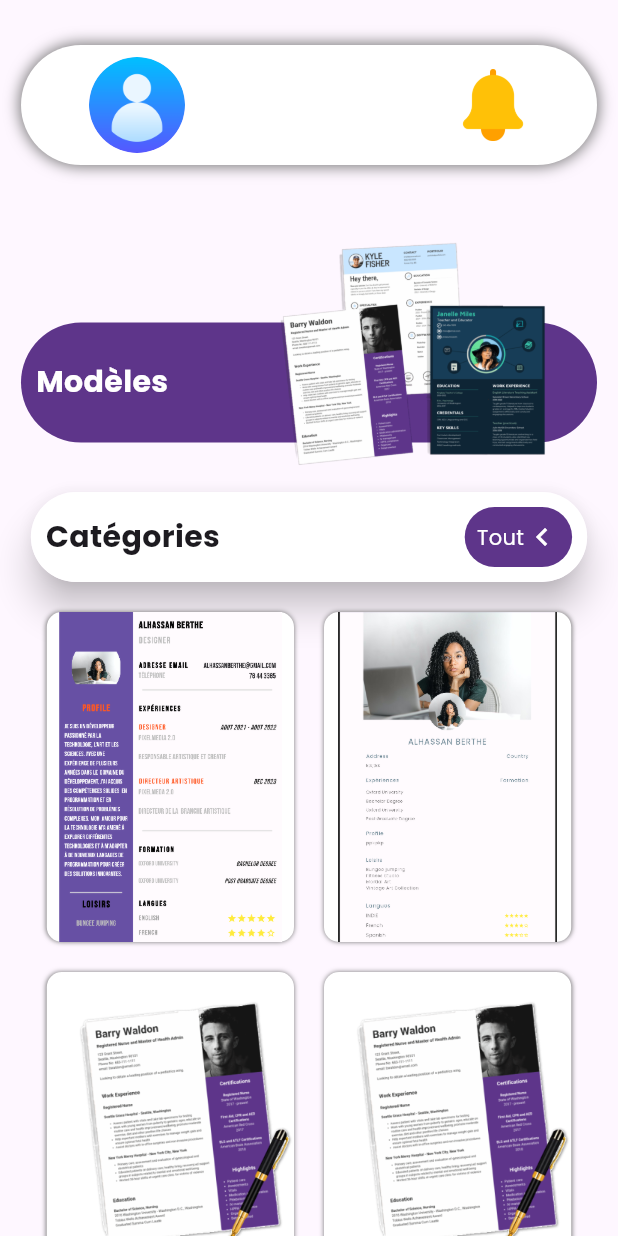
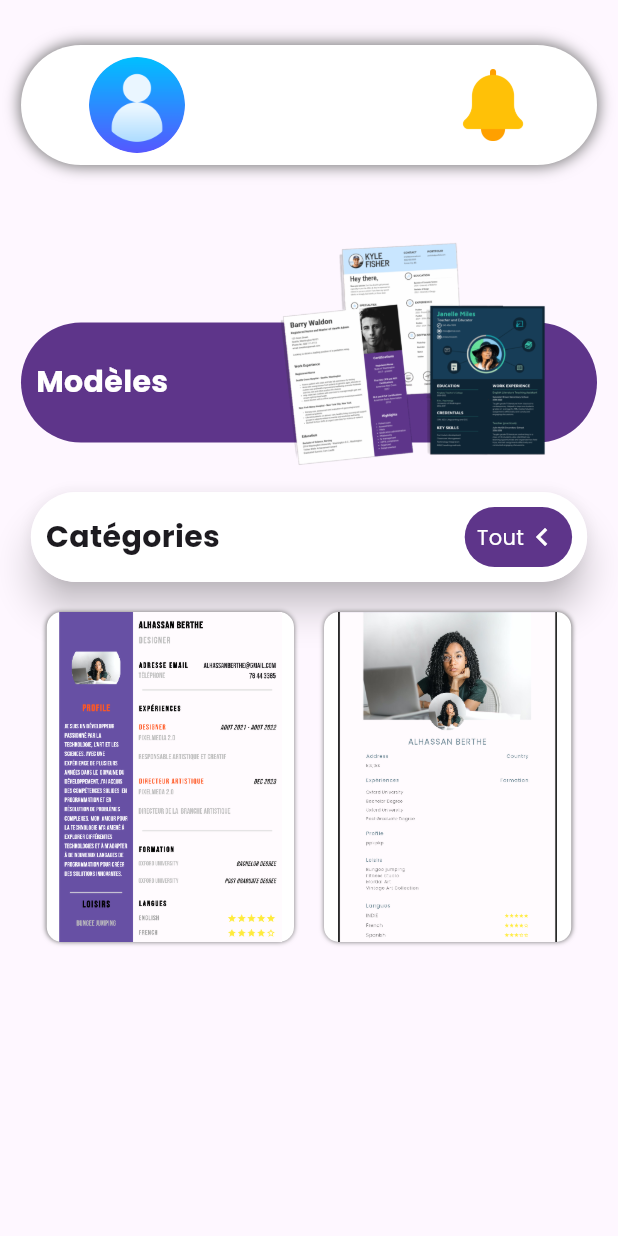
Before and after one commit to Coolhacker009/ProCV, a Flutter app: the ModelsCVTap screen opened directly, on a phone screen of 412 x 824 dp. Run offline on Flutter 3.47's test engine with Material 3 defaults, Android fonts, the light colour scheme and no system bars; our stand-ins replace firebase_auth, firebase_core, flutter_rating_bar, font_awesome_flutter, google_fonts, image_picker and 3 more; missing offline and left inert: flutter_resume_template, flutter_to_pdf, lecle_downloads_path_provider; accounts and stored records are empty.

Commit message:
after master

```diff
--- a/lib/main.dart
+++ b/lib/main.dart
@@ -67,6 +67,6 @@ class MyApp extends StatelessWidget {
         theme: ThemeData(primaryColor: myPurple, fontFamily: "Poppins"),
         title: 'Flutter Demo',
         debugShowCheckedModeBanner: false,
-        home: HomeScreen());
+        home: OnboardingScreen());
   }
 }
--- a/lib/pages/homepages/models_cv.dart
+++ b/lib/pages/homepages/models_cv.dart
@@ -143,42 +143,6 @@ class _ModelsCVTapState extends State<ModelsCVTap> {
                       );
                     },
                   ),
-                  Padding(
-                    padding: const EdgeInsets.all(10),
-                    child: Container(
-                      child: Image.asset(
-                          width: MediaQuery.of(context).size.width * 0.4,
-                          height: 220,
-                          "assets/img/img2.png"),
-                      decoration: BoxDecoration(
-                          boxShadow: [
-                            BoxShadow(
-                                blurRadius: 2,
-                                color: Colors.grey.shade600,
-                                spreadRadius: 0)
-                          ],
-                          color: Colors.white,
-                          borderRadius: BorderRadius.circular(10)),
-                    ),
-                  ),
-                  Padding(
-                    padding: const EdgeInsets.all(10),
-                    child: Container(
-                      child: Image.asset(
-                          width: MediaQuery.of(context).size.width * 0.4,
-                          height: 220,
-                          "assets/img/img2.png"),
-                      decoration: BoxDecoration(
-                          boxShadow: [
-                            BoxShadow(
-                                blurRadius: 2,
-                                color: Colors.grey.shade600,
-                                spreadRadius: 0)
-                          ],
-                          color: Colors.white,
-                          borderRadius: BorderRadius.circular(10)),
-                    ),
-                  )
                 ],
               )
             ],
--- a/pubspec.yaml
+++ b/pubspec.yaml
@@ -46,7 +46,6 @@ dependencies:
   path_provider: ^2.1.1
   permission_handler: ^8.1.6
   firebase_core: ^2.23.0
-  firebase_auth: ^4.14.1
   firebase_storage: ^11.5.2
   provider: ^6.1.1
   pdf: ^3.10.7
@@ -58,6 +57,7 @@ dependencies:
   flutter_to_pdf: ^0.1.1
   screenshot: ^2.1.0
   lecle_downloads_path_provider: ^0.0.2+8
+  firebase_auth: ^4.16.0
 
 
 
```
Also changed, not shown: lib/pages/Cv_forms/MyResumePage.dart (+19 -8 lines), lib/pages/homepages/cv_forms.dart (+21 -9 lines), pubspec.lock.
